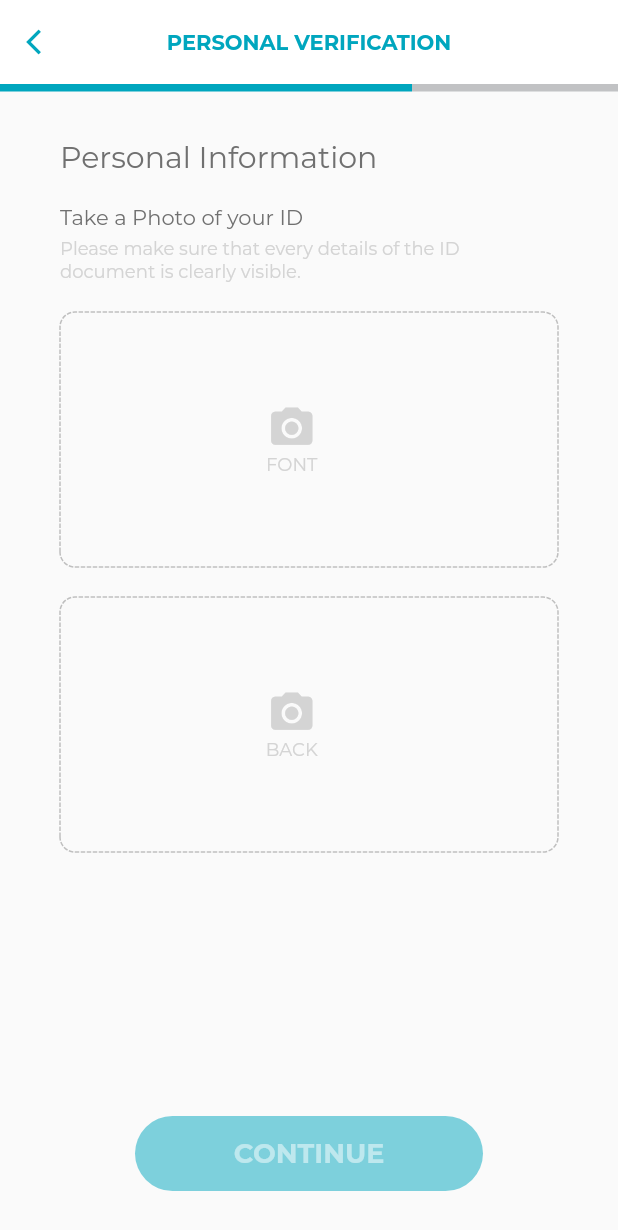
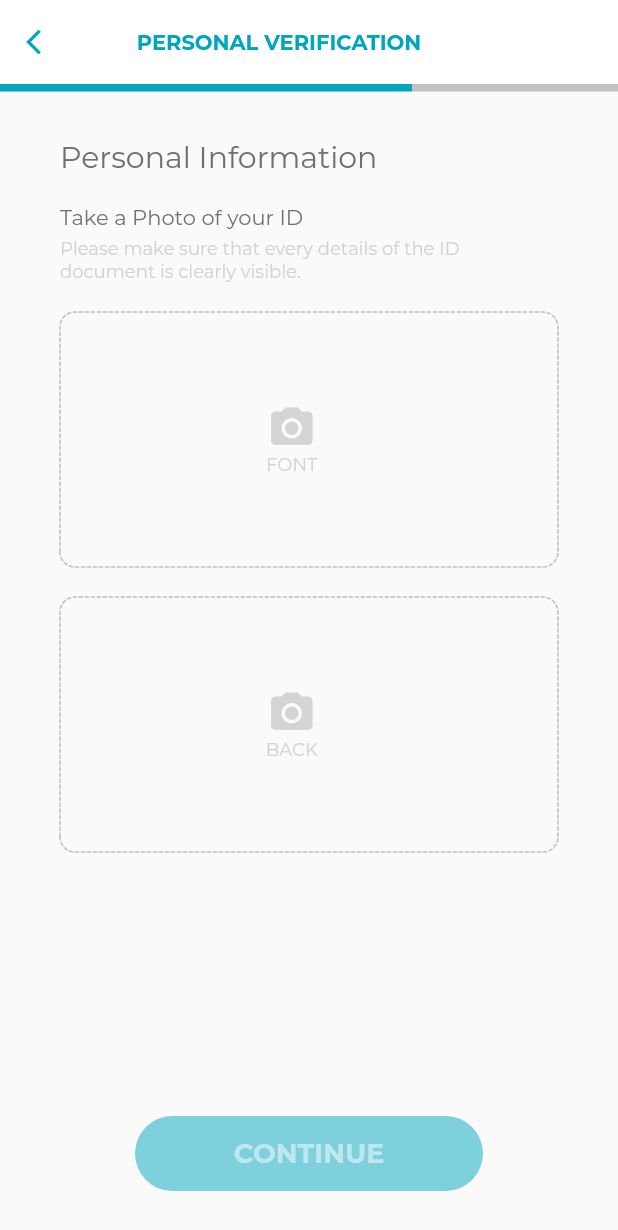
Before and after one commit to a87835546/resiklos, a Flutter app: the KycSecond2Page screen opened directly, on a phone screen of 412 x 824 dp. Shown: the top 1230 px of the screen. Run offline on Flutter 3.47's test engine with Material 2 defaults, Android fonts, the phone set to English and light mode, and no system bars; drawn by our look-alikes of dotted_border; our stand-ins replace badges, country_picker, dio, flutter_datetime_picker, flutter_easyloading, flutter_svg and 10 more; missing offline and left inert: adobe_xd, amazon_s3_cognito, flutter_login_facebook, qr_code_scanner; accounts and stored records are empty; network calls fail; project files that could hold a hidden picture were left out.

Commit message:
fix: navigation bar title align center

```diff
--- a/lib/rk_app_bar.dart
+++ b/lib/rk_app_bar.dart
@@ -37,6 +37,7 @@ class CustomAppBar extends StatelessWidget implements PreferredSizeWidget {
             ),
             Expanded(
                 child: Container(
+              margin: const EdgeInsets.only(right: 40),
               alignment: Alignment.center,
               child: Text(
                 title,
```
Also changed, not shown: pubspec.lock.
